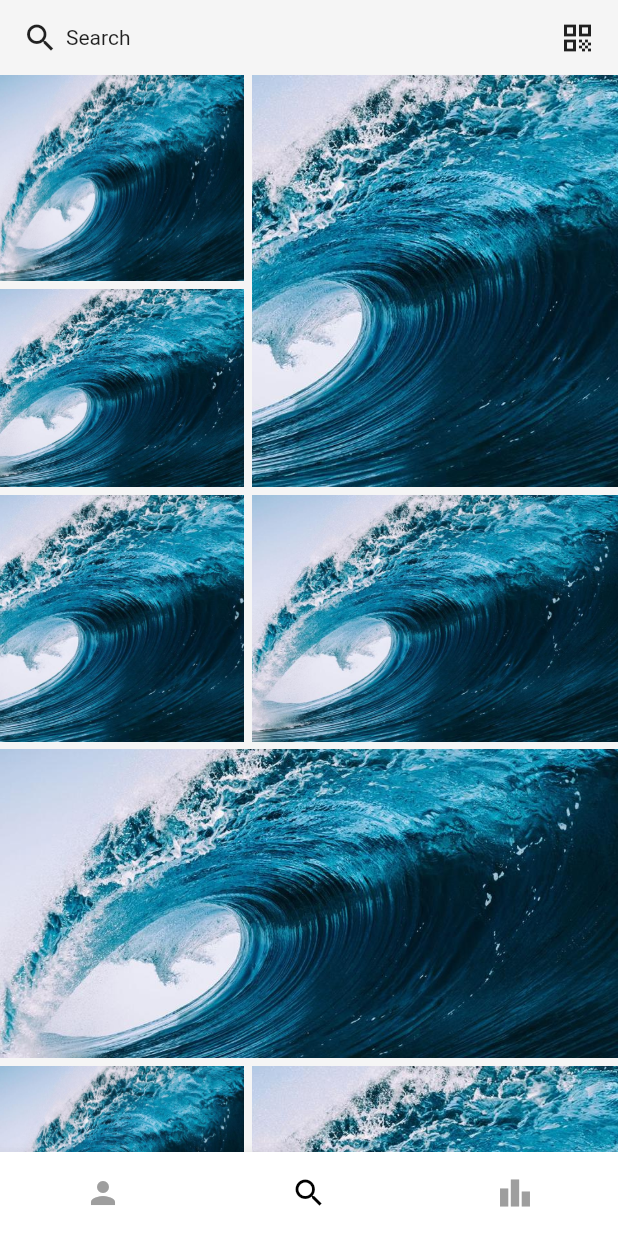
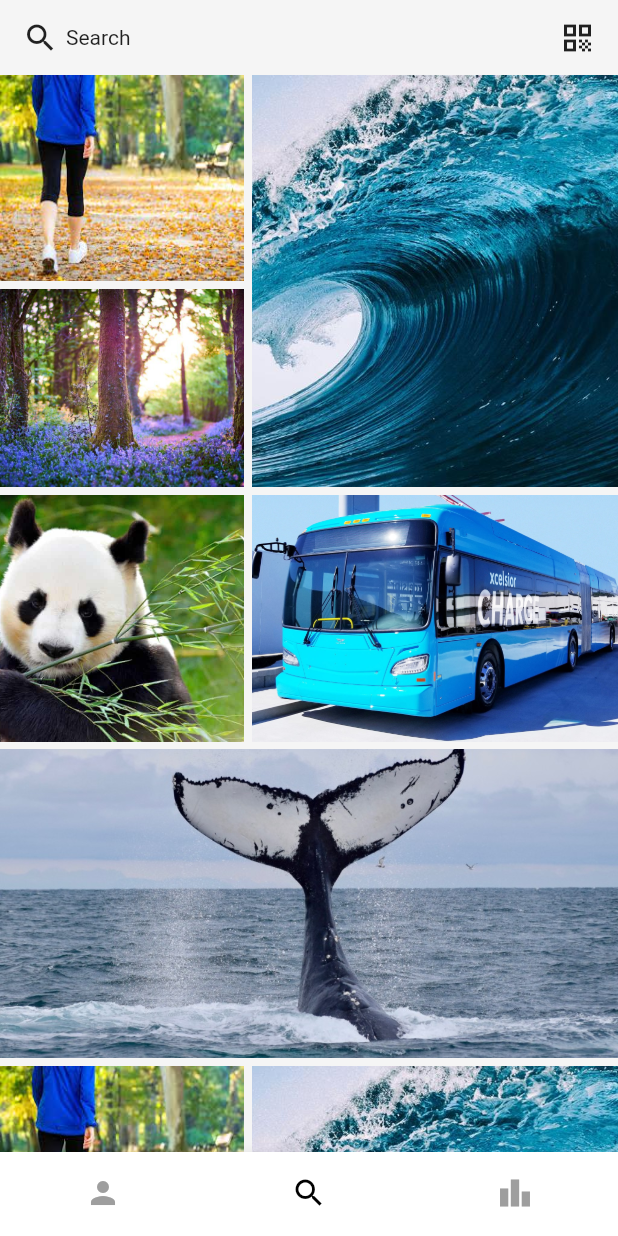
Before and after one commit to kungFuLambda/eco_steps, a Flutter app: the screen it shows after launch, item 2 of the bottom bar chosen, on a phone screen of 412 x 824 dp. Run offline on Flutter 3.47's test engine with Material 2 defaults, Android fonts, the light colour scheme and no system bars; our stand-ins replace fluttericon.

Commit message:
photos added

```diff
--- a/lib/search/double_item.dart
+++ b/lib/search/double_item.dart
@@ -15,7 +15,7 @@
           decoration: BoxDecoration(
               image: DecorationImage(
                   image: AssetImage(
-                    'assets/waves.jpg',
+                    'assets/panda.jpg',
                   ),
                   fit: BoxFit.cover)),
         ),
@@ -31,7 +31,7 @@
           decoration: BoxDecoration(
               image: DecorationImage(
                   image: AssetImage(
-                    'assets/waves.jpg',
+                    'assets/bus.jpg',
                   ),
                   fit: BoxFit.cover)),
         ),
--- a/lib/search/single_item.dart
+++ b/lib/search/single_item.dart
@@ -11,7 +11,7 @@
       decoration: BoxDecoration(
           image: DecorationImage(
               image: AssetImage(
-                'assets/waves.jpg',
+                'assets/whale.jpg',
               ),
               fit: BoxFit.cover)),
       margin: EdgeInsets.fromLTRB(0, 5, 0, 5),
--- a/lib/search/triple_item.dart
+++ b/lib/search/triple_item.dart
@@ -15,7 +15,7 @@
                 decoration: BoxDecoration(
                     image: DecorationImage(
                         image: AssetImage(
-                          'assets/waves.jpg',
+                          'assets/walking.jpg',
                         ),
                         fit: BoxFit.fill)),
               ),
@@ -27,7 +27,7 @@
                 decoration: BoxDecoration(
                     image: DecorationImage(
                         image: AssetImage(
-                          'assets/waves.jpg',
+                          'assets/trees.jpg',
                         ),
                         fit: BoxFit.cover)),
                 margin: EdgeInsets.fromLTRB(0, 0, 0, 5),
```
Also changed, not shown: assets/bus.jpg (added), assets/cycling.jpg (added), assets/lake.jpg (added), assets/panda.jpg (added), assets/trees.jpg (added), assets/walking.jpg (added), assets/whale.jpg (added).
